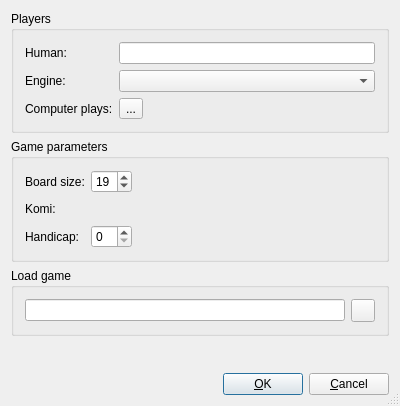
Qt form src/newaigamedlg_gui.ui (bernds/q5Go) before a commit.
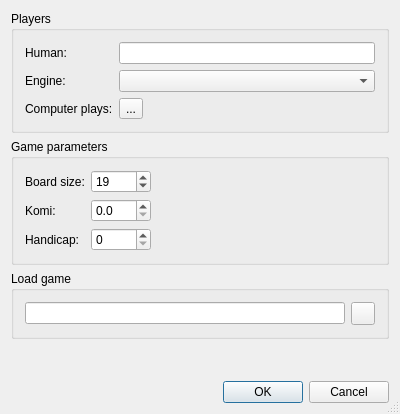
The same form after that commit. Icons and pictures are not drawn. Custom widgets are drawn as their Qt base class.

Commit message: Miscellaneous dialog layout improvements, and use QDialogButtonBox more

Patch:
```diff
--- a/src/newaigamedlg_gui.ui
+++ b/src/newaigamedlg_gui.ui
@@ -10,7 +10,7 @@
     <x>0</x>
     <y>0</y>
     <width>400</width>
-    <height>406</height>
+    <height>414</height>
    </rect>
   </property>
   <property name="sizePolicy">
@@ -79,7 +79,7 @@
      <property name="sizeHint" stdset="0">
       <size>
        <width>20</width>
-       <height>20</height>
+       <height>1</height>
       </size>
      </property>
     </spacer>
@@ -118,31 +118,9 @@
       </spacer>
      </item>
      <item>
-      <widget class="QPushButton" name="_OkPushButton">
-       <property name="text">
-        <string>&amp;OK</string>
-       </property>
-       <property name="shortcut">
-        <string/>
-       </property>
-       <property name="autoDefault">
-        <bool>true</bool>
-       </property>
-       <property name="default">
-        <bool>true</bool>
-       </property>
-      </widget>
-     </item>
-     <item>
-      <widget class="QPushButton" name="_CancelPushButton">
-       <property name="text">
-        <string>&amp;Cancel</string>
-       </property>
-       <property name="shortcut">
-        <string/>
-       </property>
-       <property name="autoDefault">
-        <bool>true</bool>
+      <widget class="QDialogButtonBox" name="buttonBox">
+       <property name="standardButtons">
+        <set>QDialogButtonBox::Cancel|QDialogButtonBox::Ok</set>
        </property>
       </widget>
      </item>
@@ -230,52 +208,7 @@
      <property name="title">
       <string>Game parameters</string>
      </property>
-     <layout class="QGridLayout">
-      <item row="1" column="1">
-       <widget class="KomiSpinBox" name="komiSpin" native="true">
-        <property name="minimumSize">
-         <size>
-          <width>20</width>
-          <height>20</height>
-         </size>
-        </property>
-        <property name="maximumSize">
-         <size>
-          <width>60</width>
-          <height>32767</height>
-         </size>
-        </property>
-        <property name="focusPolicy">
-         <enum>Qt::StrongFocus</enum>
-        </property>
-        <property name="acceptDrops">
-         <bool>true</bool>
-        </property>
-       </widget>
-      </item>
-      <item row="1" column="0">
-       <widget class="QLabel" name="TextLabel4">
-        <property name="text">
-         <string>Komi:</string>
-        </property>
-        <property name="wordWrap">
-         <bool>false</bool>
-        </property>
-       </widget>
-      </item>
-      <item row="2" column="1">
-       <widget class="QSpinBox" name="handicapSpinBox">
-        <property name="maximumSize">
-         <size>
-          <width>60</width>
-          <height>32767</height>
-         </size>
-        </property>
-        <property name="maximum">
-         <number>13</number>
-        </property>
-       </widget>
-      </item>
+     <layout class="QFormLayout" name="formLayout_2">
       <item row="0" column="0">
        <widget class="QLabel" name="TextLabel3">
         <property name="text">
@@ -286,16 +219,6 @@
         </property>
        </widget>
       </item>
-      <item row="2" column="0">
-       <widget class="QLabel" name="TextLabel5">
-        <property name="text">
-         <string>Handicap:</string>
-        </property>
-        <property name="wordWrap">
-         <bool>false</bool>
-        </property>
-       </widget>
-      </item>
       <item row="0" column="1">
        <widget class="QSpinBox" name="boardsizeSpinBox">
         <property name="maximumSize">
@@ -315,18 +238,57 @@
         </property>
        </widget>
       </item>
-      <item row="1" column="2">
-       <spacer name="horizontalSpacer">
-        <property name="orientation">
-         <enum>Qt::Horizontal</enum>
+      <item row="1" column="0">
+       <widget class="QLabel" name="TextLabel4">
+        <property name="text">
+         <string>Komi:</string>
         </property>
-        <property name="sizeHint" stdset="0">
+        <property name="wordWrap">
+         <bool>false</bool>
+        </property>
+       </widget>
+      </item>
+      <item row="1" column="1">
+       <widget class="KomiSpinBox" name="komiSpin">
+        <property name="maximumSize">
          <size>
-          <width>40</width>
-          <height>20</height>
+          <width>60</width>
+          <height>32767</height>
          </size>
         </property>
-       </spacer>
+        <property name="focusPolicy">
+         <enum>Qt::StrongFocus</enum>
+        </property>
+        <property name="acceptDrops">
+         <bool>true</bool>
+        </property>
+        <property name="decimals">
+         <number>1</number>
+        </property>
+       </widget>
+      </item>
+      <item row="2" column="0">
+       <widget class="QLabel" name="TextLabel5">
+        <property name="text">
+         <string>Handicap:</string>
+        </property>
+        <property name="wordWrap">
+         <bool>false</bool>
+        </property>
+       </widget>
+      </item>
+      <item row="2" column="1">
+       <widget class="QSpinBox" name="handicapSpinBox">
+        <property name="maximumSize">
+         <size>
+          <width>60</width>
+          <height>32767</height>
+         </size>
+        </property>
+        <property name="maximum">
+         <number>13</number>
+        </property>
+       </widget>
       </item>
      </layout>
     </widget>
@@ -337,8 +299,8 @@
  <customwidgets>
   <customwidget>
    <class>KomiSpinBox</class>
-   <extends>QWidget</extends>
-   <header location="global">komispinbox.h</header>
+   <extends>QDoubleSpinBox</extends>
+   <header>komispinbox.h</header>
   </customwidget>
  </customwidgets>
  <tabstops>
```
Left out of the diff: 34 changed lines with no effect on the pictures. The commit also changes 7 other files.
